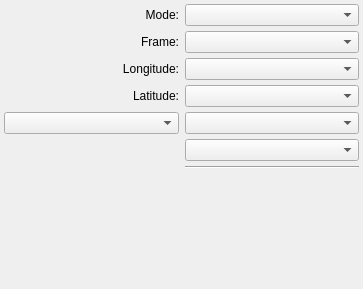
Qt form glue_openspace_thesis/viewer_state_widget.ui (OpenSpace/glue-openspace) before a commit.
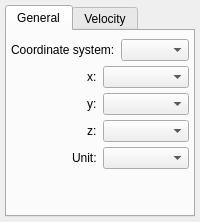
The same form after that commit.

Diff of the .ui file:
```diff
--- a/glue_openspace_thesis/viewer_state_widget.ui
+++ b/glue_openspace_thesis/viewer_state_widget.ui
@@ -2,23 +2,34 @@
 <ui version="4.0">
  <class>WWT</class>
  <widget class="QWidget" name="WWT">
-  <property name="geometry">
-   <rect>
-    <x>0</x>
-    <y>0</y>
-    <width>363</width>
-    <height>289</height>
-   </rect>
-  </property>
-  <property name="windowTitle">
-   <string>Form</string>
-  </property>
-  <layout class="QGridLayout" name="gridLayout">
+    <layout class="QGridLayout" name="grid">
+      <property name="leftMargin">
+        <number>5</number>
+      </property>
+      <property name="topMargin">
+        <number>5</number>
+      </property>
+      <property name="rightMargin">
+        <number>5</number>
+      </property>
+      <property name="bottomMargin">
+        <number>5</number>
+      </property>
+      <item row="0" column="0">
+        <widget class="QTabWidget" name="tabWidget">
+          <property name="currentIndex">
+            <number>0</number>
+          </property>
+          <widget class="QWidget" name="data_points_tab">
+            <attribute name="title">
+              <string>General</string>
+            </attribute>
+            <layout class="QGridLayout" name="data_points_grid">
    <property name="leftMargin">
     <number>4</number>
    </property>
    <property name="topMargin">
-    <number>4</number>
+                <number>8</number>
    </property>
    <property name="rightMargin">
     <number>4</number>
@@ -29,76 +40,235 @@
    <property name="verticalSpacing">
     <number>5</number>
    </property>
-   <item row="6" column="1">
-    <widget class="Line" name="line">
-     <property name="orientation">
-      <enum>Qt::Horizontal</enum>
+              <!--================================================================-->
+              <item row="0" column="0" alignment="Qt::AlignRight">
+                <widget class="QLabel" name="label_coordinate_system">
+                  <property name="text">
+                    <string>Coordinate system:</string>
+                  </property>
+                </widget>
+              </item>
+              <item row="0" column="1">
+                <widget class="QComboBox" name="combosel_coordinate_system">
+                  <property name="sizeAdjustPolicy">
+                    <enum>QComboBox::AdjustToMinimumContentsLength</enum>
+                  </property>
+                </widget>
+              </item>
+              <!--================================================================-->
+              <item row="1" column="0" colspan="2" name="coordinates">
+                <widget class="QStackedWidget" name="coordinates_stacked_widget">
+                  <property name="currentIndex">
+                    <number>0</number>
+                  </property>
+                  <!--================================================================-->
+                  <widget class="QWidget" name="cartesian">
+                    <layout class="QGridLayout" name="cartesianGrid">
+                      <property name="leftMargin">
+                        <number>0</number>
+                      </property>
+                      <property name="topMargin">
+                        <number>0</number>
+                      </property>
+                      <property name="rightMargin">
+                        <number>0</number>
+                      </property>
+                      <property name="bottomMargin">
+                        <number>0</number>
+                      </property>
+                      <property name="verticalSpacing">
+                        <number>5</number>
+                      </property>
+                      <!--================================================================-->
+                      <item row="0" column="0" alignment="Qt::AlignRight">
+                        <widget class="QLabel" name="label_x_att">
+                          <property name="text">
+                            <string>x:</string>
+                          </property>
+                        </widget>
+                      </item>
+                      <item row="0" column="1">
+                        <widget class="QComboBox" name="combosel_x_att">
+                          <property name="sizeAdjustPolicy">
+                            <enum>QComboBox::AdjustToMinimumContentsLength</enum>
+                          </property>
+                        </widget>
+                      </item>
+                      <!--================================================================-->
+                      <!--================================================================-->
+                      <item row="1" column="0" alignment="Qt::AlignRight">
+                        <widget class="QLabel" name="label_y_att">
+                          <property name="text">
+                            <string>y:</string>
+                          </property>
+                        </widget>
+                      </item>
+                      <item row="1" column="1">
+                        <widget class="QComboBox" name="combosel_y_att">
+                          <property name="sizeAdjustPolicy">
+                            <enum>QComboBox::AdjustToMinimumContentsLength</enum>
+                          </property>
+                        </widget>
+                      </item>
+                      <!--================================================================-->
+                      <!--================================================================-->
+                      <item row="2" column="0" alignment="Qt::AlignRight">
+                        <widget class="QLabel" name="label_z_att">
+                          <property name="text">
+                            <string>z:</string>
      </property>
     </widget>
    </item>
    <item row="2" column="1">
-    <widget class="QComboBox" name="combosel_lon_att">
+                        <widget class="QComboBox" name="combosel_z_att">
      <property name="sizeAdjustPolicy">
       <enum>QComboBox::AdjustToMinimumContentsLength</enum>
      </property>
     </widget>
    </item>
-   <item row="2" column="0">
+                      <!--================================================================-->
+                      <!--================================================================-->
+                      <item row="3" column="0" alignment="Qt::AlignRight">
+                        <widget class="QLabel" name="label_cartesian_unit_att">
+                          <property name="text">
+                            <string>Unit:</string>
+                          </property>
+                        </widget>
+                      </item>
+                      <item row="3" column="1">
+                        <widget class="QComboBox" name="combosel_cartesian_unit_att">
+                          <property name="sizeAdjustPolicy">
+                            <enum>QComboBox::AdjustToMinimumContentsLength</enum>
+                          </property>
+                        </widget>
+                      </item>
+                      <!--================================================================-->
+                    </layout>
+                  </widget>
+                  <!--================================================================-->
+                  <!--================================================================-->
+                  <widget class="QWidget" name="non_cartesian">
+                    <layout class="QGridLayout" name="non_cartesian_grid">
+                      <property name="leftMargin">
+                        <number>0</number>
+                      </property>
+                      <property name="topMargin">
+                        <number>0</number>
+                      </property>
+                      <property name="rightMargin">
+                        <number>0</number>
+                      </property>
+                      <property name="bottomMargin">
+                        <number>0</number>
+                      </property>
+                      <property name="verticalSpacing">
+                        <number>5</number>
+                      </property>
+                      <!--================================================================-->
+                      <item row="0" column="0" alignment="Qt::AlignRight">
     <widget class="QLabel" name="label_lon_att">
      <property name="text">
       <string>Longitude:</string>
      </property>
-     <property name="alignment">
-      <set>Qt::AlignRight|Qt::AlignTrailing|Qt::AlignVCenter</set>
+                        </widget>
+                      </item>
+                      <item row="0" column="1">
+                        <widget class="QComboBox" name="combosel_lon_att">
+                          <property name="sizeAdjustPolicy">
+                            <enum>QComboBox::AdjustToMinimumContentsLength</enum>
      </property>
     </widget>
    </item>
-   <item row="3" column="0">
+                      <!--================================================================-->
+                      <!--================================================================-->
+                      <item row="1" column="0" alignment="Qt::AlignRight">
     <widget class="QLabel" name="label_lat_att">
      <property name="text">
       <string>Latitude:</string>
      </property>
-     <property name="alignment">
-      <set>Qt::AlignRight|Qt::AlignTrailing|Qt::AlignVCenter</set>
-     </property>
-    </widget>
-   </item>
-   <item row="4" column="0">
-    <widget class="QComboBox" name="combosel_alt_type">
-     <property name="sizeAdjustPolicy">
-      <enum>QComboBox::AdjustToContents</enum>
-     </property>
     </widget>
    </item>
    <item row="1" column="1">
-    <widget class="QComboBox" name="combosel_frame">
-     <property name="sizeAdjustPolicy">
-      <enum>QComboBox::AdjustToMinimumContentsLength</enum>
-     </property>
-    </widget>
-   </item>
-   <item row="3" column="1">
     <widget class="QComboBox" name="combosel_lat_att">
      <property name="sizeAdjustPolicy">
       <enum>QComboBox::AdjustToMinimumContentsLength</enum>
      </property>
     </widget>
    </item>
+                      <!--================================================================-->
+                      <!--================================================================-->
+                      <!-- <item row="2" column="0" alignment="Qt::AlignRight">
+                        <widget class="QComboBox" name="combosel_alt_type">
+                          <property name="sizeAdjustPolicy">
+                            <enum>QComboBox::AdjustToContents</enum>
+                          </property>
+                        </widget>
+                      </item> -->
+                      <item row="2" column="0" alignment="Qt::AlignRight|Qt::AlignVCenter">
+                        <widget class="QLabel" name="label_alt_att">
+                          <property name="text">
+                            <string>Distance:</string>
+                          </property>
+                        </widget>
+                      </item>
+                      <item row="2" column="1">
+                        <layout class="QGridLayout" name="distance_grid">
+                          <item row="0" column="0" colspan="2">
+                            <widget class="QComboBox" name="combosel_alt_att"/>
+                          </item>
    <item row="1" column="0">
-    <widget class="QLabel" name="label_frame">
+                            <spacer name="horizontalSpacer">
+                              <property name="orientation">
+                                <enum>Qt::Horizontal</enum>
+                              </property>
+                              <property name="sizeHint" stdset="0">
+                                <size>
+                                  <width>40</width>
+                                  <height>20</height>
+                                </size>
+                              </property>
+                            </spacer>
+                          </item>
+                          <item row="1" column="1">
+                            <widget class="QComboBox" name="combosel_alt_unit">
+                              <property name="sizeAdjustPolicy">
+                                <enum>QComboBox::AdjustToContents</enum>
+                              </property>
+                            </widget>
+                          </item>
+                        </layout>
+                      </item>
+                    </layout>
+                  </widget>
+                  <!--================================================================-->
+                </widget>
+              </item>
+              <!--================================================================-->
+              <!--================================================================-->
+              <!-- <item row="2" column="0" alignment="Qt::AlignRight">
+                <widget class="QLabel" name="label_alt_unit">
      <property name="text">
-      <string>Frame:</string>
-     </property>
-     <property name="alignment">
-      <set>Qt::AlignRight|Qt::AlignTrailing|Qt::AlignVCenter</set>
+                    <string>Unit:</string>
      </property>
     </widget>
    </item>
-   <item row="11" column="1">
+              <item row="2" column="1">
+                <widget class="QComboBox" name="combosel_alt_unit">
+                  <property name="sizeAdjustPolicy">
+                    <enum>QComboBox::AdjustToMinimumContentsLength</enum>
+                  </property>
+                </widget>
+              </item> -->
+              <!--================================================================-->
+              <!--================================================================-->
+              <item row="2" column="0">
     <spacer name="verticalSpacer">
      <property name="orientation">
       <enum>Qt::Vertical</enum>
      </property>
+                  <property name="sizeType">
+                    <enum>QSizePolicy::Expanding</enum>
+                  </property>
      <property name="sizeHint" stdset="0">
       <size>
        <width>20</width>
@@ -107,38 +277,32 @@
      </property>
     </spacer>
    </item>
-   <item row="0" column="1">
-    <widget class="QComboBox" name="combosel_mode">
-     <property name="sizeAdjustPolicy">
-      <enum>QComboBox::AdjustToMinimumContentsLength</enum>
-     </property>
-    </widget>
-   </item>
-   <item row="5" column="1">
-    <widget class="QComboBox" name="combosel_alt_unit">
-     <property name="sizeAdjustPolicy">
-      <enum>QComboBox::AdjustToMinimumContentsLength</enum>
-     </property>
-    </widget>
-   </item>
-   <item row="0" column="0">
-    <widget class="QLabel" name="label_mode">
-     <property name="font">
-      <font>
-       <weight>50</weight>
-       <bold>false</bold>
-      </font>
-     </property>
-     <property name="text">
-      <string>Mode:</string>
-     </property>
-     <property name="alignment">
-      <set>Qt::AlignRight|Qt::AlignTrailing|Qt::AlignVCenter</set>
-     </property>
-    </widget>
-   </item>
-   <item row="4" column="1">
-    <widget class="QComboBox" name="combosel_alt_att"/>
+              <!--================================================================-->
+            </layout>
+          </widget>
+          <widget class="QWidget" name="velocity_tab">
+            <attribute name="title">
+              <string>Velocity</string>
+            </attribute>
+            <layout class="QGridLayout" name="data_points_grid">
+              <property name="leftMargin">
+                <number>4</number>
+              </property>
+              <property name="topMargin">
+                <number>8</number>
+              </property>
+              <property name="rightMargin">
+                <number>4</number>
+              </property>
+              <property name="bottomMargin">
+                <number>4</number>
+              </property>
+              <property name="verticalSpacing">
+                <number>5</number>
+              </property>
+            </layout>
+          </widget>
+        </widget>
    </item>
   </layout>
  </widget>
```
Lines whose indentation alone changed are shown as unchanged.
